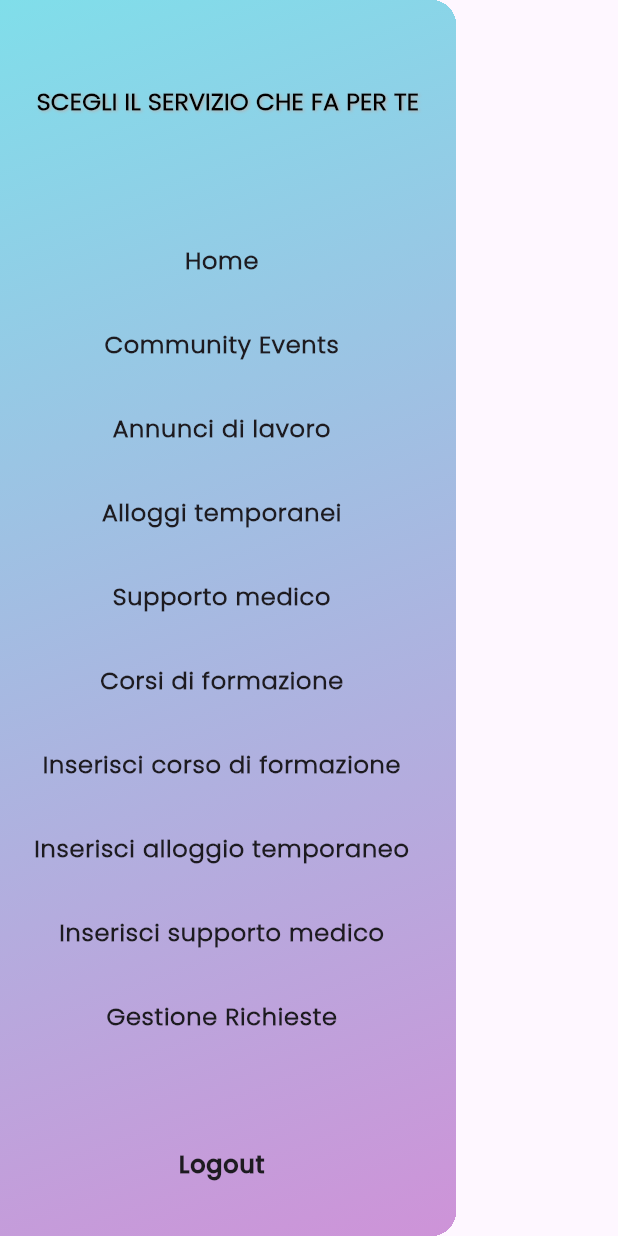
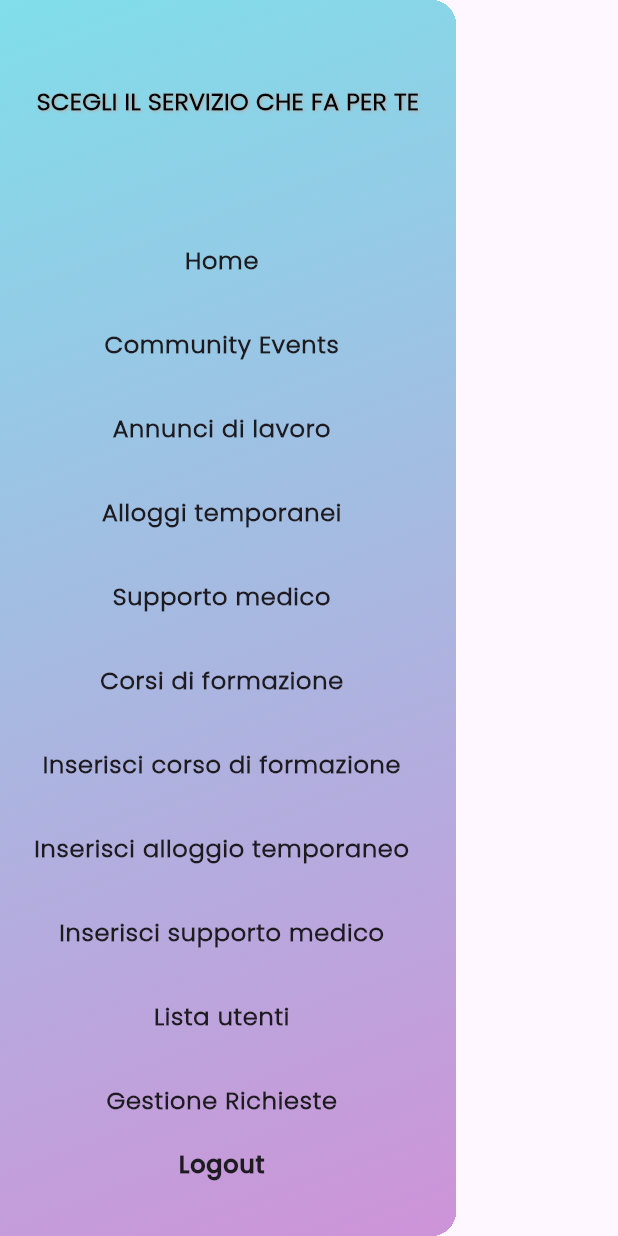
Before and after one commit to rebeccadimatteo/ReStart, a Flutter app: what buildDrawer() shows on an empty page, opened directly, on a phone screen of 412 x 824 dp. Run offline on Flutter 3.47's test engine with Material 3 defaults, Android fonts, the phone set to English and light mode, and no system bars; our stand-ins replace date_field, image_picker, shelf; missing offline and left inert: dart_jsonwebtoken, flutter_session_manager, postgres, shelf_multipart, shelf_router; network calls fail.

Commit message:
update alloggi_temporanei, annunci_di_lavoro_pubblicati, annuncio_di_lavoro_ads, app_bar_ads, corso_di_formazione, eventi_pubblicati, inserimento_annuncio, lista_utenti, profilo, routes, supporto_medico

```diff
--- a/ReStart/lib/presentation/components/app_bar_ads.dart
+++ b/ReStart/lib/presentation/components/app_bar_ads.dart
@@ -230,6 +230,22 @@ class AdsAppBar extends StatelessWidget implements PreferredSizeWidget {
                       );
                     },
                   ),
+                  ListTile(
+                    title: const Text(
+                      'Lista utenti',
+                      textAlign: TextAlign.center,
+                      style: TextStyle(
+                        fontFamily: 'Poppins',
+                        fontWeight: FontWeight.bold,
+                      ),
+                    ),
+                    onTap: () {
+                      Navigator.pushNamed(
+                        context,
+                        AppRoutes.listaUtenti,
+                      );
+                    },
+                  ),
                 ListTile(
                   title: const Text(
                     'Gestione Richieste',
--- a/ReStart/lib/presentation/screens/alloggi_temporanei/alloggi_temporanei.dart
+++ b/ReStart/lib/presentation/screens/alloggi_temporanei/alloggi_temporanei.dart
@@ -199,6 +199,7 @@ class _DetailsAlloggioState extends State<DetailsAlloggio> {
       appBar: GenericAppBar(
         showBackButton: true,
       ),
+      endDrawer: GenericAppBar.buildDrawer(context),
       body: Column(
         crossAxisAlignment: CrossAxisAlignment.center,
         children: [
--- a/ReStart/lib/presentation/screens/annunci_di_lavoro/annunci_di_lavoro_pubblicati.dart
+++ b/ReStart/lib/presentation/screens/annunci_di_lavoro/annunci_di_lavoro_pubblicati.dart
@@ -279,6 +279,7 @@ class _DetailsLavoroPub extends State<DetailsLavoroPub> {
       appBar: CaAppBar(
         showBackButton: true,
       ),
+      endDrawer: CaAppBar.buildDrawer(context),
       body: Column(
         crossAxisAlignment: CrossAxisAlignment.center,
         children: [
--- a/ReStart/lib/presentation/screens/corsi_di_formazione/corso_di_formazione.dart
+++ b/ReStart/lib/presentation/screens/corsi_di_formazione/corso_di_formazione.dart
@@ -184,6 +184,7 @@ class _DetailsCorsoState extends State<DetailsCorso> {
       appBar: GenericAppBar(
         showBackButton: true,
       ),
+      endDrawer: GenericAppBar.buildDrawer(context),
       body: Column(
         crossAxisAlignment: CrossAxisAlignment.center,
         children: [
--- a/ReStart/lib/presentation/screens/eventi/eventi_pubblicati.dart
+++ b/ReStart/lib/presentation/screens/eventi/eventi_pubblicati.dart
@@ -172,7 +172,7 @@ class _CommunityEventsState extends State<CommunityEventsPubblicati> {
                           color: Colors.black,
                         ),
                       ),
-                      trailing: Container(
+                      trailing: SizedBox(
                         width: 100,
                         child: Row(
                           children: [
--- a/ReStart/lib/presentation/screens/inserimento_annuncio/inserimento_annuncio.dart
+++ b/ReStart/lib/presentation/screens/inserimento_annuncio/inserimento_annuncio.dart
@@ -182,7 +182,7 @@ class _InserisciLavoroState extends State<InserisciLavoro> {
                 fontSize: 16,
               ),
             ),
-            backgroundColor: Colors.red,
+            backgroundColor: Colors.lightBlue,
             duration: Duration(seconds: 3),
           ),
         );
@@ -208,6 +208,7 @@ class _InserisciLavoroState extends State<InserisciLavoro> {
         const SnackBar(
           content: Text(
             'Impossibile inviare la richiesta. Riprovare',
+            textAlign: TextAlign.center,
             style: TextStyle(
               color: Colors.white,
               fontSize: 16,
--- a/ReStart/lib/presentation/screens/routes/routes.dart
+++ b/ReStart/lib/presentation/screens/routes/routes.dart
@@ -2,6 +2,7 @@ import 'package:flutter/material.dart';
 import 'package:restart/presentation/screens/inserimento_alloggio/inserimento_alloggio.dart';
 import 'package:restart/presentation/screens/inserimento_corso/inserimento_corso.dart';
 import 'package:restart/presentation/screens/inserimento_supporto/inserimento_supporto.dart';
+import 'package:restart/presentation/screens/utente/lista_utenti.dart';
 import '../alloggi_temporanei/alloggi_temporanei.dart';
 import '../alloggi_temporanei/alloggi_temporanei_ads.dart';
 import '../annunci_di_lavoro/annunci_di_lavoro_pubblicati.dart';
@@ -90,6 +91,8 @@ class AppRoutes {
   static const String inserisciAlloggio = '/aggiungiAlloggio';
   static const String inserisciSupporto = '/aggiungiSupporto';
 
+  static const String listaUtenti = '/listaUtenti';
+
   /// Definizione di tutte le [AppRoutes]
   static Map<String, WidgetBuilder> getRoutes() {
     return {
@@ -137,6 +140,7 @@ class AppRoutes {
       inserisciCorso: (context) => InserisciCorso(),
       inserisciAlloggio: (context) => InserisciAlloggio(),
       inserisciSupporto: (context) => InserisciSupporto(),
+      listaUtenti: (context) => ListaUtenti(),
     };
   }
 }
--- a/ReStart/lib/presentation/screens/supporto_medico/supporto_medico.dart
+++ b/ReStart/lib/presentation/screens/supporto_medico/supporto_medico.dart
@@ -190,6 +190,7 @@ class _DetailsSupportoState extends State<DetailsSupporto> {
       appBar: GenericAppBar(
         showBackButton: true,
       ),
+      endDrawer: GenericAppBar.buildDrawer(context),
       body: Column(
         crossAxisAlignment: CrossAxisAlignment.center,
         children: [
--- a/ReStart/lib/presentation/screens/utente/lista_utenti.dart
+++ b/ReStart/lib/presentation/screens/utente/lista_utenti.dart
@@ -27,7 +27,7 @@ class _ListaUtentiState extends State<ListaUtenti> {
   void _checkUserAndNavigate() async {
     String token = await SessionManager().get('token');
     final response = await http.post(
-        Uri.parse('http://10.0.2.2:8080/autenticazione/checkUserUtente'),
+        Uri.parse('http://10.0.2.2:8080/autenticazione/checkUserADS'),
         body: jsonEncode(token),
         headers: {'Content-Type': 'application/json'});
     if (response.statusCode != 200) {
```
Also changed, not shown: ReStart/lib/presentation/screens/annunci_di_lavoro/annuncio_di_lavoro_ads.dart (+9 -9 lines), ReStart/lib/presentation/screens/utente/profilo.dart (+14 -1 lines).
